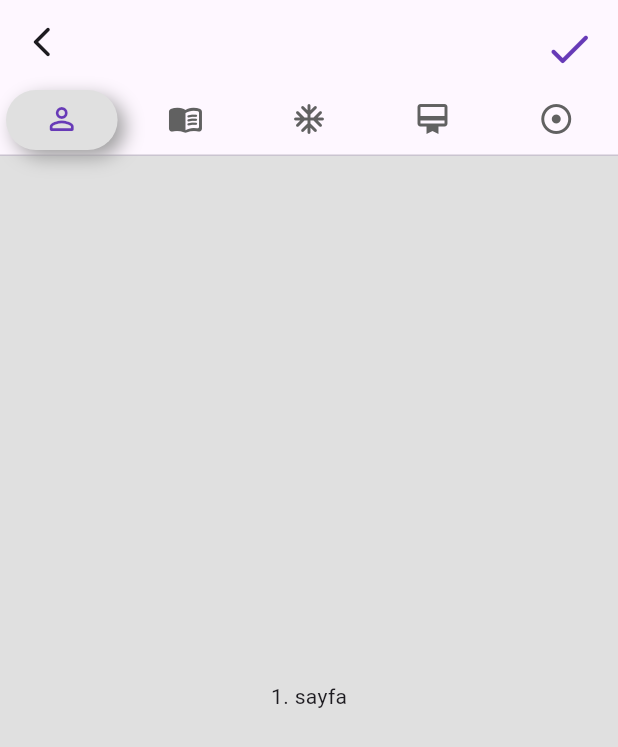
After one commit to balciemirhan/TobetoApp, a Flutter app: the screen it shows after launch, on a phone screen of 412 x 824 dp. The commit adds this screen. Shown: the top 747 px of the screen. Run offline on Flutter 3.47's test engine with Material 3 defaults, Android fonts, the phone set to English and light mode, and no system bars; our stand-ins replace concentric_transition, curved_navigation_bar, flutter_advanced_drawer, google_fonts, lottie; missing offline and left inert: dart:ffi.

Commit message:
ProfileEditPage eklendi

```diff
--- a/tobeto_app/lib/config/routes/app_routes.dart
+++ b/tobeto_app/lib/config/routes/app_routes.dart
@@ -8,6 +8,7 @@ import 'package:tobeto_app/pages/favourite_screens/favourite_page.dart';
 import 'package:tobeto_app/pages/home_screens/home_page.dart';
 import 'package:tobeto_app/pages/login_screen/login_page.dart';
 import 'package:tobeto_app/pages/onboard_screen/onboarding_animation.dart';
+import 'package:tobeto_app/pages/profile_edit_screen/profile_edit_page.dart';
 import 'package:tobeto_app/pages/profile_screen/profile_page.dart';
 import 'package:tobeto_app/pages/search_screen/search_page.dart';
 import 'package:tobeto_app/pages/view_more_screen/view_more_page.dart';
@@ -26,6 +27,7 @@ final class AppRoute {
   static const String curved = "/curved";
   static const String viewmore = "/viewmore";
   static const String course = "/course";
+  static const String profileedit = "/profileedit";
 
   static Map<String, AppRouteMapFunction> routes = {
     // onboard:(context) => const OnBoardScreen();
@@ -39,6 +41,7 @@ final class AppRoute {
     curved: (context) => const CurvedNavBarWidget(),
     viewmore: (context) => const ViewMorePage(),
     course: (context) => const CourseViewPage(),
+    profileedit: (context) => const ProfileEditPage(),
   };
 }
 
--- a/tobeto_app/lib/main.dart
+++ b/tobeto_app/lib/main.dart
@@ -24,7 +24,7 @@ class MyApp extends StatelessWidget {
 
       // --------------------------- ROUTE ---------------------------
 
-      initialRoute: AppRoute.curved,
+      initialRoute: AppRoute.profileedit,
       routes: AppRoute.routes,
     );
   }
--- /dev/null
+++ b/tobeto_app/lib/pages/profile_edit_screen/profile_edit_page.dart
@@ -0,0 +1,82 @@
+import 'package:flutter/material.dart';
+import 'package:tobeto_app/config/constant/core/neu_box.dart';
+
+class ProfileEditPage extends StatelessWidget {
+  const ProfileEditPage({Key? key}) : super(key: key);
+
+  @override
+  Widget build(BuildContext context) {
+    return DefaultTabController(
+      length: 5,
+      child: Scaffold(
+        appBar: AppBar(
+          leading: Padding(
+            padding: const EdgeInsets.all(7),
+            child: InkWell(
+              child: IconButton(
+                  onPressed: () {
+                    Navigator.of(context).pushNamed("/profile");
+                  },
+                  icon: const Icon(Icons.arrow_back_ios_new_rounded)),
+            ),
+          ),
+          actions: [
+            Padding(
+              padding: const EdgeInsets.all(7),
+              child: InkWell(
+                child: IconButton(
+                    onPressed: () {
+                      // Değişiklikleri kaydet
+                    },
+                    icon: const Icon(
+                      Icons.check_rounded,
+                      size: 35,
+                      color: Colors.deepPurple,
+                    )),
+              ),
+            ),
+          ],
+          bottom: TabBar(
+              splashBorderRadius: const BorderRadius.all(Radius.circular(30)),
+              indicatorSize: TabBarIndicatorSize.tab,
+              indicatorPadding: const EdgeInsets.all(4),
+              unselectedLabelColor: Colors.grey.shade700,
+              labelColor: Colors.deepPurple,
+              indicator: BoxDecoration(
+                  color: Colors.grey.shade300,
+                  boxShadow: [
+                    BoxShadow(
+                        blurRadius: 10,
+                        offset: const Offset(5, 5),
+                        color: Colors.grey.shade500)
+                  ],
+                  borderRadius: const BorderRadius.all(Radius.circular(30))),
+              tabs: const [
+                Tab(icon: Icon(Icons.person_outline_rounded)),
+                Tab(icon: Icon(Icons.menu_book_rounded)),
+                Tab(icon: Icon(Icons.ac_unit_rounded)),
+                Tab(icon: Icon(Icons.card_membership)),
+                Tab(icon: Icon(Icons.adjust))
+              ]),
+        ),
+        body: const TabBarView(children: [
+          Center(
+            child: Text("1. sayfa"),
+          ),
+          Center(
+            child: Text("2. sayfa"),
+          ),
+          Center(
+            child: Text("3. sayfa"),
+          ),
+          Center(
+            child: Text("4. sayfa"),
+          ),
+          Center(
+            child: Text("5. sayfa"),
+          )
+        ]),
+      ),
+    );
+  }
+}
```
